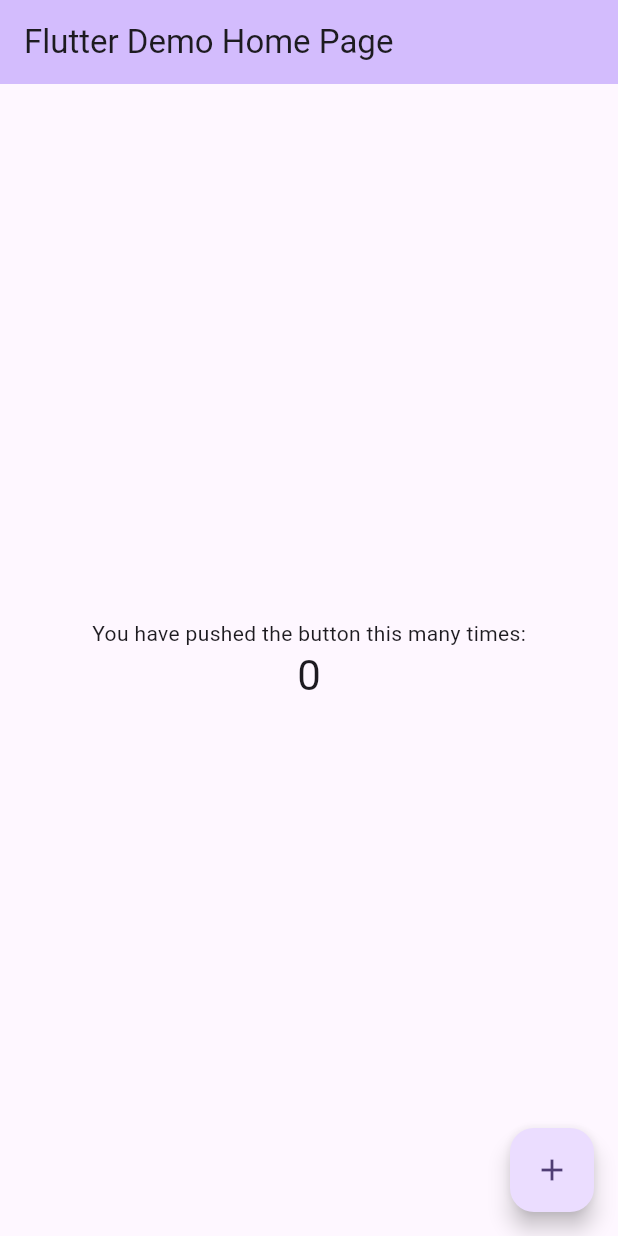
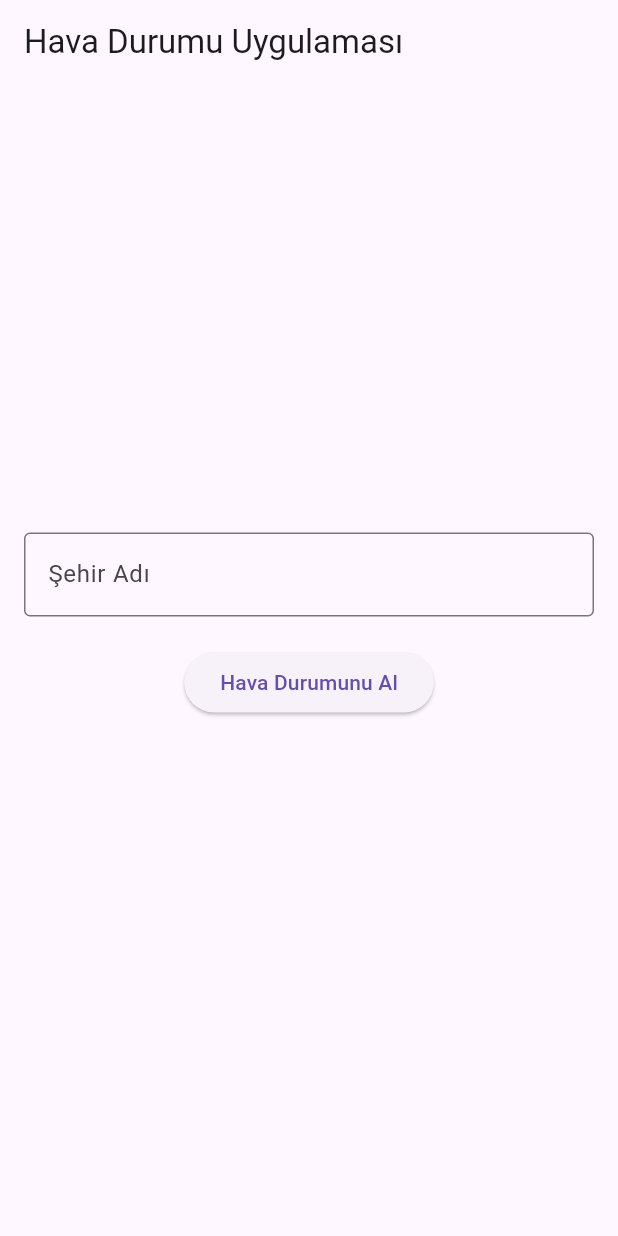
Before and after one commit to EmreMert2000/WeatherAPI, a Flutter app: the screen it shows after launch, on a phone screen of 412 x 824 dp. Run offline on Flutter 3.47's test engine with Material 3 defaults, Android fonts, the phone set to English and light mode, and no system bars.

Commit message:
APP Build.

```diff
--- a/weather/lib/main.dart
+++ b/weather/lib/main.dart
@@ -1,125 +1,85 @@
 import 'package:flutter/material.dart';
+import 'weather_service.dart';
 
 void main() {
-  runApp(const MyApp());
+  runApp(MyApp());
 }
 
 class MyApp extends StatelessWidget {
-  const MyApp({super.key});
-
-  // This widget is the root of your application.
   @override
   Widget build(BuildContext context) {
     return MaterialApp(
-      title: 'Flutter Demo',
+      title: 'Hava Durumu Uygulaması',
       theme: ThemeData(
-        // This is the theme of your application.
-        //
-        // TRY THIS: Try running your application with "flutter run". You'll see
-        // the application has a purple toolbar. Then, without quitting the app,
-        // try changing the seedColor in the colorScheme below to Colors.green
-        // and then invoke "hot reload" (save your changes or press the "hot
-        // reload" button in a Flutter-supported IDE, or press "r" if you used
-        // the command line to start the app).
-        //
-        // Notice that the counter didn't reset back to zero; the application
-        // state is not lost during the reload. To reset the state, use hot
-        // restart instead.
-        //
-        // This works for code too, not just values: Most code changes can be
-        // tested with just a hot reload.
-        colorScheme: ColorScheme.fromSeed(seedColor: Colors.deepPurple),
-        useMaterial3: true,
+        primarySwatch: Colors.blue,
       ),
-      home: const MyHomePage(title: 'Flutter Demo Home Page'),
+      home: WeatherScreen(),
     );
   }
 }
 
-class MyHomePage extends StatefulWidget {
-  const MyHomePage({super.key, required this.title});
-
-  // This widget is the home page of your application. It is stateful, meaning
-  // that it has a State object (defined below) that contains fields that affect
-  // how it looks.
-
-  // This class is the configuration for the state. It holds the values (in this
-  // case the title) provided by the parent (in this case the App widget) and
-  // used by the build method of the State. Fields in a Widget subclass are
-  // always marked "final".
-
-  final String title;
-
+class WeatherScreen extends StatefulWidget {
   @override
-  State<MyHomePage> createState() => _MyHomePageState();
+  _WeatherScreenState createState() => _WeatherScreenState();
 }
 
-class _MyHomePageState extends State<MyHomePage> {
-  int _counter = 0;
+class _WeatherScreenState extends State<WeatherScreen> {
+  final TextEditingController _controller = TextEditingController();
+  String _cityName = '';
+  String _weatherInfo = '';
 
-  void _incrementCounter() {
-    setState(() {
-      // This call to setState tells the Flutter framework that something has
-      // changed in this State, which causes it to rerun the build method below
-      // so that the display can reflect the updated values. If we changed
-      // _counter without calling setState(), then the build method would not be
-      // called again, and so nothing would appear to happen.
-      _counter++;
-    });
+  Future<void> _getWeather() async {
+    WeatherService weatherService = WeatherService();
+    try {
+      final weatherData = await weatherService.fetchWeather(_cityName);
+      setState(() {
+        _weatherInfo = 'Sıcaklık: ${weatherData['main']['temp']}°C\n'
+            'Hava Durumu: ${weatherData['weather'][0]['description']}';
+      });
+    } catch (e) {
+      setState(() {
+        _weatherInfo = 'Hata: Şehir bulunamadı';
+      });
+    }
   }
 
   @override
   Widget build(BuildContext context) {
-    // This method is rerun every time setState is called, for instance as done
-    // by the _incrementCounter method above.
-    //
-    // The Flutter framework has been optimized to make rerunning build methods
-    // fast, so that you can just rebuild anything that needs updating rather
-    // than having to individually change instances of widgets.
     return Scaffold(
       appBar: AppBar(
-        // TRY THIS: Try changing the color here to a specific color (to
-        // Colors.amber, perhaps?) and trigger a hot reload to see the AppBar
-        // change color while the other colors stay the same.
-        backgroundColor: Theme.of(context).colorScheme.inversePrimary,
-        // Here we take the value from the MyHomePage object that was created by
-        // the App.build method, and use it to set our appbar title.
-        title: Text(widget.title),
+        title: Text('Hava Durumu Uygulaması'),
       ),
-      body: Center(
-        // Center is a layout widget. It takes a single child and positions it
-        // in the middle of the parent.
+      body: Padding(
+        padding: const EdgeInsets.all(16.0),
         child: Column(
-          // Column is also a layout widget. It takes a list of children and
-          // arranges them vertically. By default, it sizes itself to fit its
-          // children horizontally, and tries to be as tall as its parent.
-          //
-          // Column has various properties to control how it sizes itself and
-          // how it positions its children. Here we use mainAxisAlignment to
-          // center the children vertically; the main axis here is the vertical
-          // axis because Columns are vertical (the cross axis would be
-          // horizontal).
-          //
-          // TRY THIS: Invoke "debug painting" (choose the "Toggle Debug Paint"
-          // action in the IDE, or press "p" in the console), to see the
-          // wireframe for each widget.
           mainAxisAlignment: MainAxisAlignment.center,
-          children: <Widget>[
-            const Text(
-              'You have pushed the button this many times:',
+          children: [
+            TextField(
+              controller: _controller,
+              decoration: InputDecoration(
+                labelText: 'Şehir Adı',
+                border: OutlineInputBorder(),
+              ),
+              onChanged: (value) {
+                setState(() {
+                  _cityName = value;
+                });
+              },
             ),
+            SizedBox(height: 20),
+            ElevatedButton(
+              onPressed: _getWeather,
+              child: Text('Hava Durumunu Al'),
+            ),
+            SizedBox(height: 20),
             Text(
-              '$_counter',
-              style: Theme.of(context).textTheme.headlineMedium,
+              _weatherInfo,
+              textAlign: TextAlign.center,
+              style: TextStyle(fontSize: 18),
             ),
           ],
         ),
       ),
-      floatingActionButton: FloatingActionButton(
-        onPressed: _incrementCounter,
-        tooltip: 'Increment',
-        child: const Icon(Icons.add),
-      ), // This trailing comma makes auto-formatting nicer for build methods.
     );
   }
 }
--- /dev/null
+++ b/weather/lib/weather_service.dart
@@ -0,0 +1,19 @@
+import 'dart:convert';
+import 'package:http/http.dart' as http;
+
+class WeatherService {
+  final String apiKey = 'API_KEY';
+  final String baseUrl = 'BASE URL';
+
+  Future<Map<String, dynamic>> fetchWeather(String cityName) async {
+    final response = await http.get(
+      Uri.parse('$baseUrl?q=$cityName&appid=$apiKey&units=metric'),
+    );
+
+    if (response.statusCode == 200) {
+      return jsonDecode(response.body);
+    } else {
+      throw Exception('Hava durumu verisi alınamadı');
+    }
+  }
+}
--- a/weather/pubspec.yaml
+++ b/weather/pubspec.yaml
@@ -34,6 +34,7 @@ dependencies:
   # The following adds the Cupertino Icons font to your application.
   # Use with the CupertinoIcons class for iOS style icons.
   cupertino_icons: ^1.0.8
+  http: ^1.2.2
 
 dev_dependencies:
   flutter_test:
```
Also changed, not shown: 1 other file.
